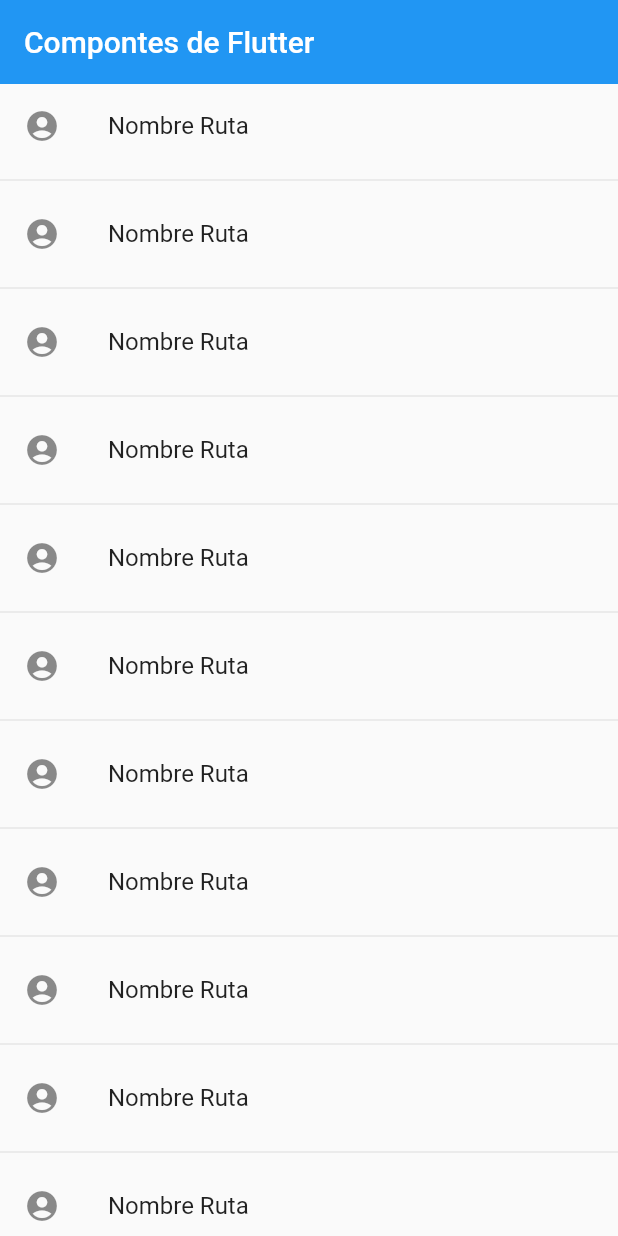
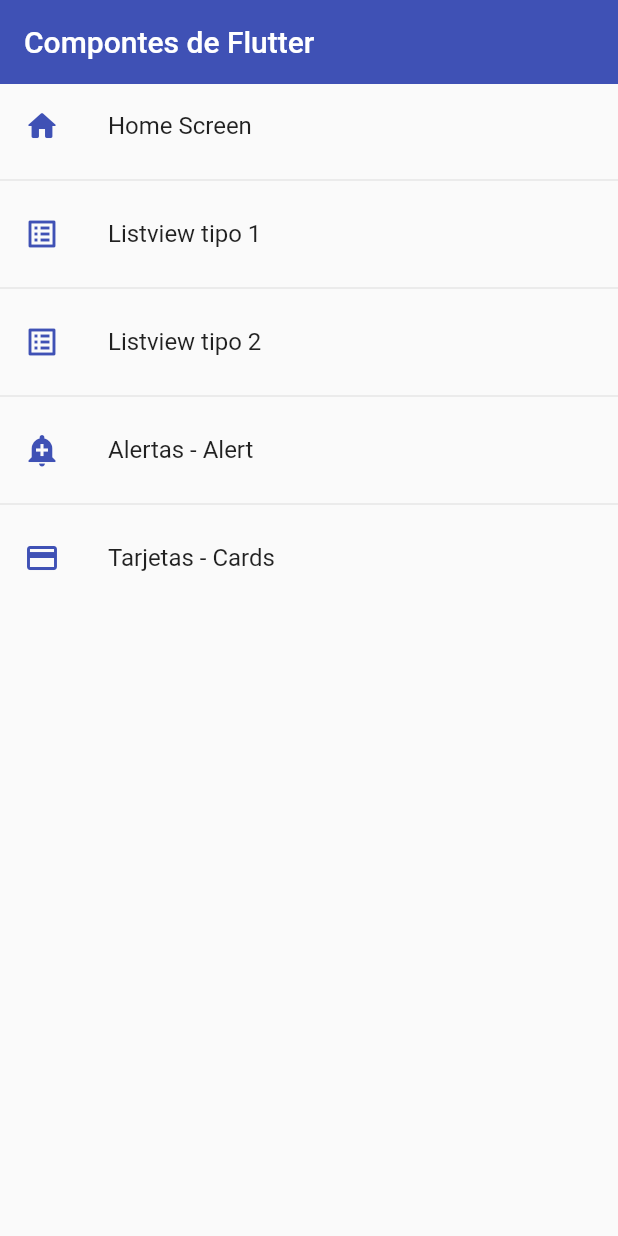
Before and after one commit to yamilsaad/flutter_component, a Flutter app: the screen it shows after launch, on a phone screen of 412 x 824 dp. Run offline on Flutter 3.47's test engine with Material 2 defaults, Android fonts, the phone set to English and light mode, and no system bars.

Commit message:
news screens and themes

```diff
--- a/lib/main.dart
+++ b/lib/main.dart
@@ -1,4 +1,5 @@
-import 'package:fl_components/screens/screens.dart';
+import 'package:fl_components/router/app_routes.dart';
+
 import 'package:flutter/material.dart';
 
 void main() => runApp(const MyApp());
@@ -11,15 +12,12 @@ class MyApp extends StatelessWidget {
     return MaterialApp(
       debugShowCheckedModeBanner: false,
       title: 'Material App',
-      //home: const CardScreen(),
-      initialRoute: 'home',
-      routes: {
-        'home': (BuildContext context) => const HomeScreen(),
-        'listview1': (BuildContext context) => const Listview1Screen(),
-        'listview2': (BuildContext context) => const Listview2Screen(),
-        'alert': (BuildContext context) => const AlertScreen(),
-        'card': (BuildContext context) => const CardScreen()
-      },
+      initialRoute: AppRoutes.initialRoutes,
+      routes: AppRoutes.getAppRoutes(),
+      onGenerateRoute: AppRoutes.onGenerateRoute,
+      theme: ThemeData.light().copyWith(
+          primaryColor: Colors.indigo,
+          appBarTheme: const AppBarTheme(color: Colors.indigo, elevation: 0)),
     );
   }
 }
--- /dev/null
+++ b/lib/models/menu_option.dart
@@ -0,0 +1,15 @@
+import 'package:flutter/cupertino.dart';
+import 'package:flutter/material.dart' show IconData, Widget;
+
+class MenuOption {
+  final String route;
+  final IconData icon;
+  final String name;
+  final Widget scree;
+
+  MenuOption(
+      {required this.route,
+      required this.icon,
+      required this.name,
+      required this.scree});
+}
--- /dev/null
+++ b/lib/models/models.dart
@@ -0,0 +1 @@
+export 'package:fl_components/models/menu_option.dart';
--- /dev/null
+++ b/lib/router/app_routes.dart
@@ -0,0 +1,58 @@
+import 'package:flutter/material.dart';
+
+import 'package:fl_components/models/models.dart';
+import '../screens/screens.dart';
+
+class AppRoutes {
+  static const initialRoutes = 'home';
+
+  static final menuOptions = <MenuOption>[
+    //TODO: borrar home
+    MenuOption(
+        route: 'home',
+        name: 'Home Screen',
+        scree: const HomeScreen(),
+        icon: Icons.home_rounded),
+    MenuOption(
+        route: 'listbiew1',
+        name: 'Listview tipo 1',
+        scree: const Listview1Screen(),
+        icon: Icons.list_alt),
+    MenuOption(
+        route: 'listview2',
+        name: 'Listview tipo 2',
+        scree: const Listview2Screen(),
+        icon: Icons.list_alt),
+    MenuOption(
+        route: 'alert',
+        name: 'Alertas - Alert',
+        scree: const AlertScreen(),
+        icon: Icons.add_alert),
+    MenuOption(
+        route: 'card',
+        name: 'Tarjetas - Cards',
+        scree: const CardScreen(),
+        icon: Icons.credit_card),
+  ];
+
+  static Map<String, Widget Function(BuildContext)> getAppRoutes() {
+    Map<String, Widget Function(BuildContext)> appRoutes = {};
+
+    for (final option in menuOptions) {
+      appRoutes.addAll({option.route: (BuildContext context) => option.scree});
+    }
+    return appRoutes;
+  }
+
+  //static Map<String, Widget Function(BuildContext)> routes = {
+  //  'home': (BuildContext context) => const HomeScreen(),
+  //  'listview1': (BuildContext context) => const Listview1Screen(),
+  //  'listview2': (BuildContext context) => const Listview2Screen(),
+  //  'alert': (BuildContext context) => const AlertScreen(),
+  //  'card': (BuildContext context) => const CardScreen(),
+  //};
+
+  static Route<dynamic> onGenerateRoute(RouteSettings settings) {
+    return MaterialPageRoute(builder: (context) => const AlertScreen());
+  }
+}
--- a/lib/screens/home_screen.dart
+++ b/lib/screens/home_screen.dart
@@ -1,3 +1,4 @@
+import 'package:fl_components/router/app_routes.dart';
 import 'package:flutter/material.dart';
 
 class HomeScreen extends StatelessWidget {
@@ -5,20 +6,29 @@ class HomeScreen extends StatelessWidget {
 
   @override
   Widget build(BuildContext context) {
+    final menuOptions = AppRoutes.menuOptions;
+
     return Scaffold(
       appBar: AppBar(
         title: Text('Compontes de Flutter'),
-        elevation: 0,
       ),
       body: ListView.separated(
-        itemBuilder: (context, index) => ListTile(
-          leading: Icon(Icons.account_circle),
-          title: Text('Nombre Ruta'),
-          onTap: () {},
-        ),
-        separatorBuilder: (_, __) => const Divider(),
-        itemCount: 50,
-      ),
+          itemBuilder: (context, i) => ListTile(
+                leading: Icon(
+                  menuOptions[i].icon,
+                  color: Colors.indigo,
+                ),
+                title: Text(menuOptions[i].name),
+                onTap: () {
+                  /*  final route = MaterialPageRoute(
+                builder: (context) => const Listview1Screen());
+            Navigator.push(context, route);
+          */
+                  Navigator.pushNamed(context, menuOptions[i].route);
+                },
+              ),
+          separatorBuilder: (_, __) => const Divider(),
+          itemCount: menuOptions.length),
     );
   }
 }
--- a/lib/screens/listview2_screen.dart
+++ b/lib/screens/listview2_screen.dart
@@ -10,8 +10,6 @@ class Listview2Screen extends StatelessWidget {
     return Scaffold(
         appBar: AppBar(
           title: Text('ListView'),
-          elevation: 0, //sombra
-          backgroundColor: Colors.indigo,
         ),
         body: ListView.separated(
           itemCount: options.length,
```
